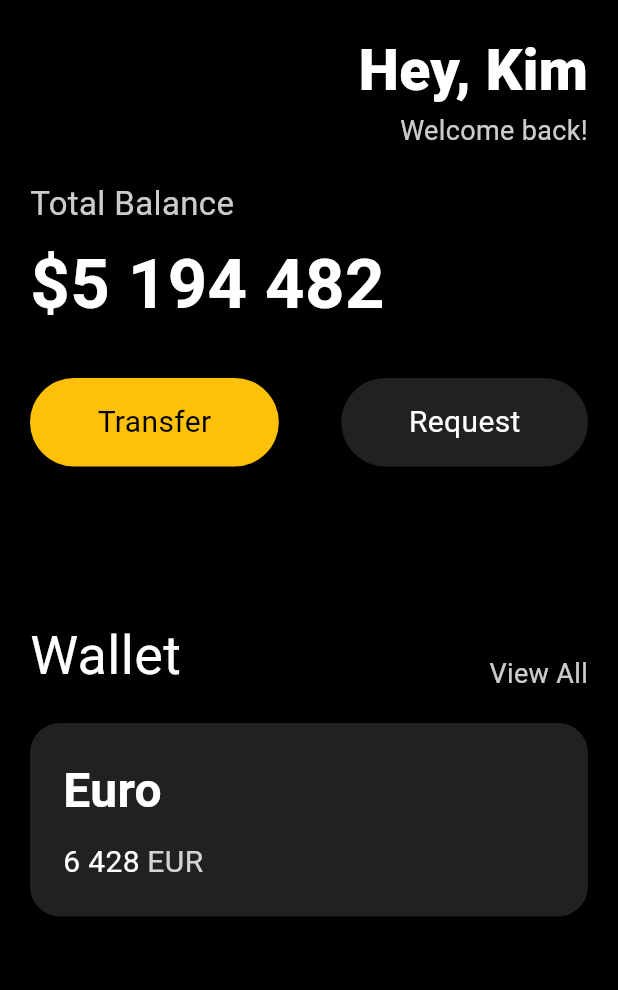
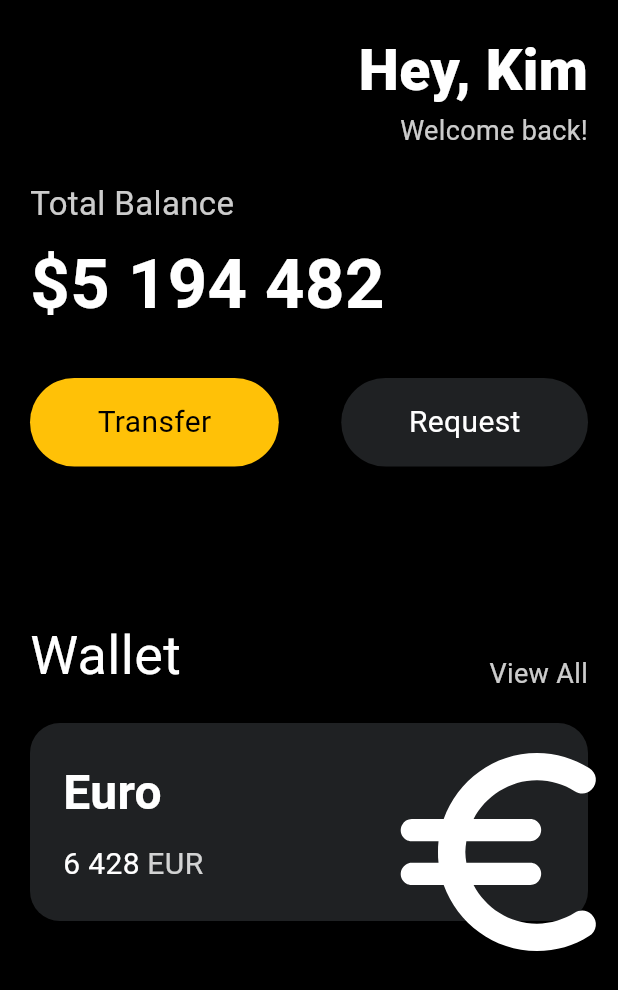
Before and after one commit to ottuck/flutter-ui-prac, a Flutter app: the screen it shows after launch, on a phone screen of 412 x 824 dp. Shown: the top 990 px of the screen. Run offline on Flutter 3.47's test engine with Material 3 defaults, Android fonts, the phone set to English and light mode, and no system bars.

Commit message:
유로 마크 추가

```diff
--- a/lib/main.dart
+++ b/lib/main.dart
@@ -1,7 +1,6 @@
-import 'package:flutter/cupertino.dart';
+import 'dart:math';
+
 import 'package:flutter/material.dart';
-import 'package:flutter/painting.dart';
-import 'package:flutter/rendering.dart';
 import 'package:flutter/widgets.dart';
 import 'package:toonflix/widgets/buttons.dart';
 
@@ -123,6 +122,7 @@ class App extends StatelessWidget {
                   child: Padding(
                     padding: const EdgeInsets.all(22),
                     child: Row(
+                      mainAxisAlignment: MainAxisAlignment.spaceBetween,
                       children: [
                         Column(
                           crossAxisAlignment: CrossAxisAlignment.start,
@@ -161,6 +161,17 @@ class App extends StatelessWidget {
                             )
                           ],
                         ),
+                        Transform.scale(
+                          scale: 2,
+                          child: Transform.translate(
+                            offset: const Offset(5, 10),
+                            child: const Icon(
+                              Icons.euro_rounded,
+                              color: Colors.white,
+                              size: 88,
+                            ),
+                          ),
+                        ),
                       ],
                     ),
                   ),
```
Also changed, not shown: 1 other file.
